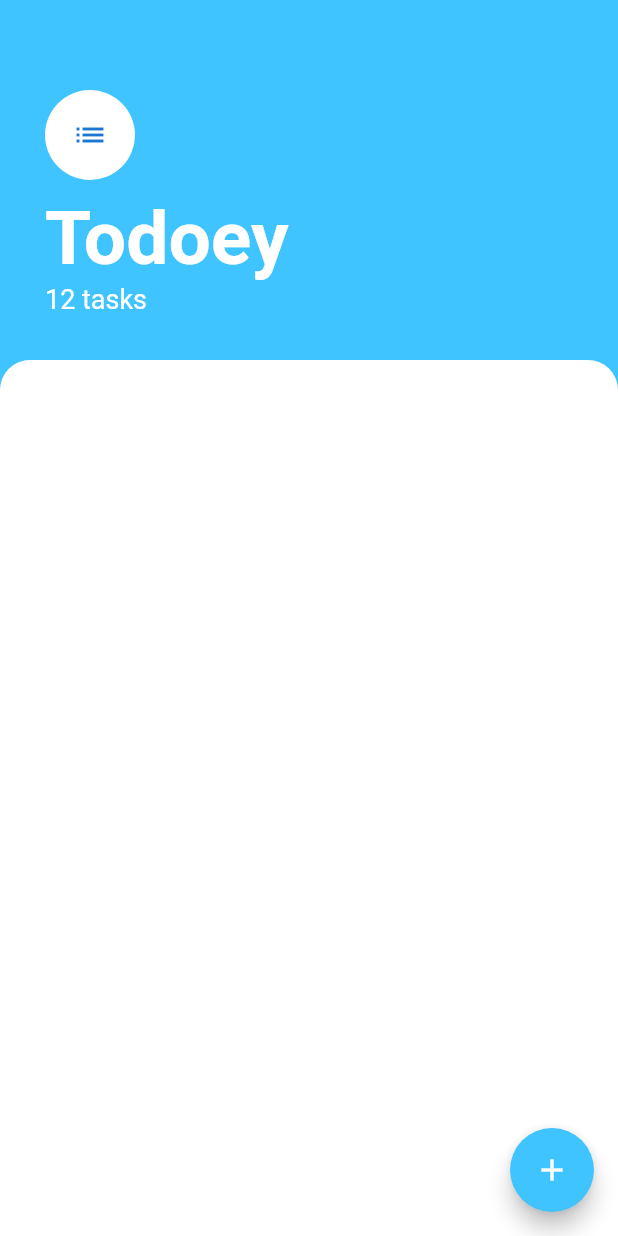
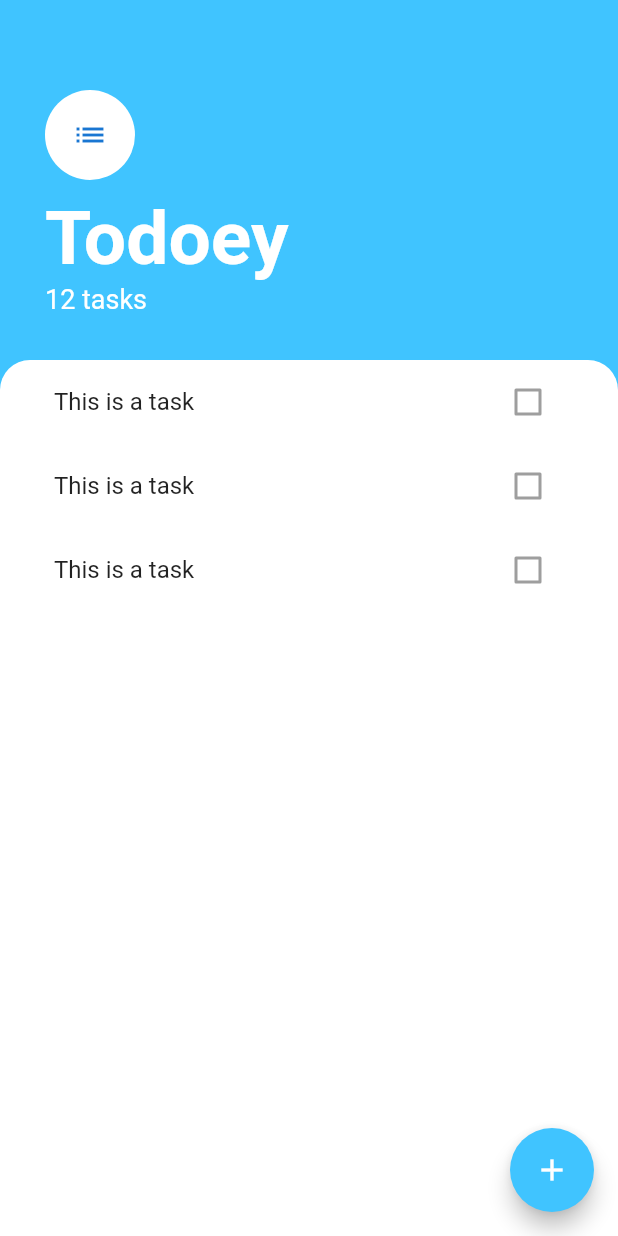
Before and after one commit to tronghien/todoey_flutter, a Flutter app: the screen it shows after launch, on a phone screen of 412 x 824 dp. Run offline on Flutter 3.47's test engine with Material 2 defaults, Android fonts, the phone set to English and light mode, and no system bars.

Commit message:
Second commit.

```diff
--- a/lib/screens/tasks_screen.dart
+++ b/lib/screens/tasks_screen.dart
@@ -1,4 +1,5 @@
 import 'package:flutter/material.dart';
+import 'package:todoey_flutter/widgets/task_list.dart';
 
 class TasksScreen extends StatelessWidget {
   @override
@@ -6,9 +7,12 @@ class TasksScreen extends StatelessWidget {
     return Scaffold(
       backgroundColor: Colors.lightBlueAccent,
       floatingActionButton: FloatingActionButton(
-        backgroundColor: Colors.lightBlueAccent,
-        child: Icon(Icons.add),
-      ),
+          backgroundColor: Colors.lightBlueAccent,
+          child: Icon(Icons.add),
+          onPressed: () {
+            showModalBottomSheet(
+                context: context, builder: (context) => Container());
+          }),
       body: Column(
         crossAxisAlignment: CrossAxisAlignment.start,
         children: <Widget>[
@@ -45,6 +49,7 @@ class TasksScreen extends StatelessWidget {
           ),
           Expanded(
             child: Container(
+              padding: EdgeInsets.symmetric(horizontal: 20.0),
               decoration: BoxDecoration(
                 color: Colors.white,
                 borderRadius: BorderRadius.only(
@@ -52,6 +57,7 @@ class TasksScreen extends StatelessWidget {
                   topRight: Radius.circular(20.0),
                 ),
               ),
+              child: TaskList(),
             ),
           ),
         ],
--- a/lib/widgets/task_list.dart
+++ b/lib/widgets/task_list.dart
@@ -0,0 +1,15 @@
+import 'package:flutter/material.dart';
+import 'package:todoey_flutter/widgets/task_tile.dart';
+
+class TaskList extends StatelessWidget {
+  @override
+  Widget build(BuildContext context) {
+    return ListView(
+      children: <Widget>[
+        TaskTile(),
+        TaskTile(),
+        TaskTile(),
+      ],
+    );
+  }
+}
--- a/lib/widgets/task_tile.dart
+++ b/lib/widgets/task_tile.dart
@@ -0,0 +1,11 @@
+import 'package:flutter/material.dart';
+
+class TaskTile extends StatelessWidget {
+  @override
+  Widget build(BuildContext context) {
+    return ListTile(
+      title: Text('This is a task'),
+      trailing: Checkbox(value: false),
+    );
+  }
+}
```
Also changed, not shown: 1 other file.
